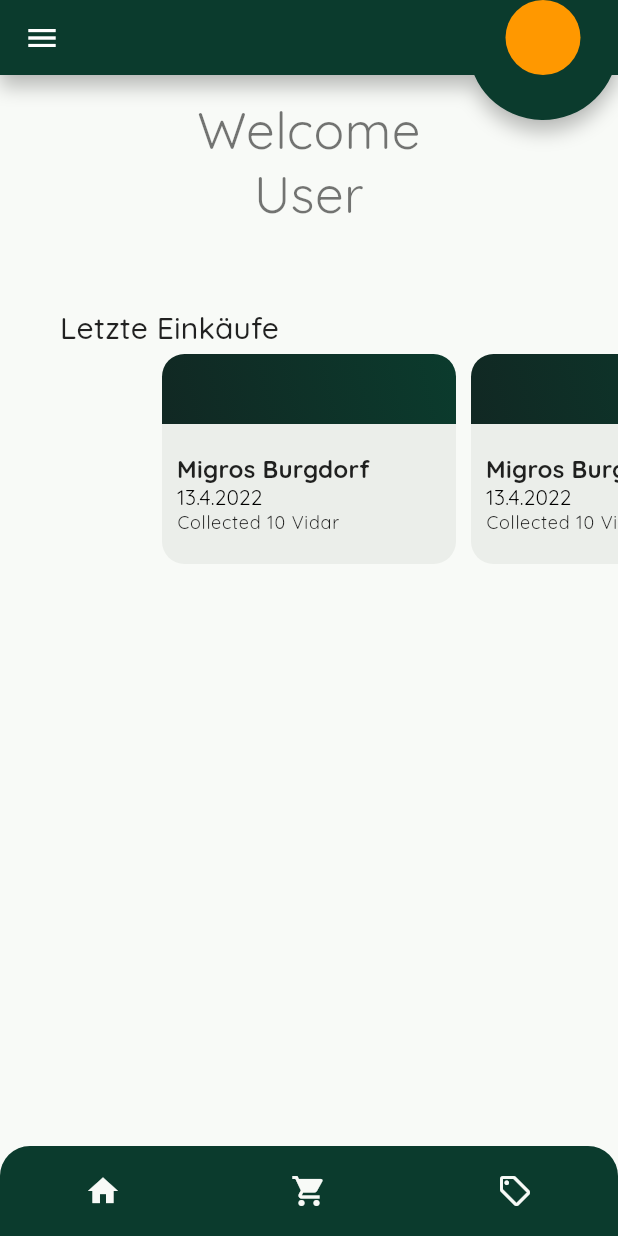
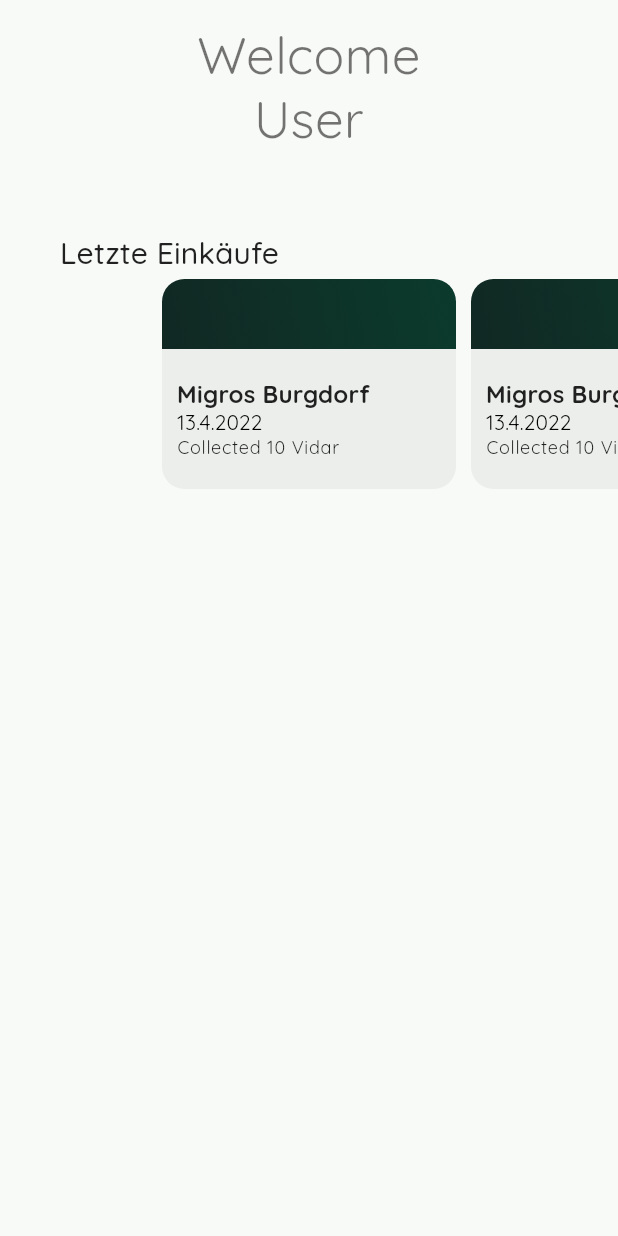
Before and after one commit to SayNode/Vidaia, a Flutter app: the HomePage widget shown alone on an empty page, opened directly, on a phone screen of 412 x 824 dp. Run offline on Flutter 3.47's test engine with Material 2 defaults, Android fonts, the phone set to English and light mode, and no system bars; drawn by our look-alikes of carousel_slider; our stand-ins replace auto_route, convert, easy_localization, flutter_login, google_fonts; missing offline and left inert: base_x, bip32, bip39, pointycastle, rlp, thor_request_dart and 1 more.

Commit message:
restructured folders and stacked pages

```diff
--- /dev/null
+++ b/vidaia/lib/pages/home/home/home_page.dart
@@ -0,0 +1,74 @@
+import 'package:flutter/material.dart';
+import 'package:carousel_slider/carousel_slider.dart';
+
+import '../redeem/widgets/redeem_crousel_item.dart';
+
+class HomePage extends StatefulWidget {
+  const HomePage({Key? key}) : super(key: key);
+
+  // This widget is the home page of your application. It is stateful, meaning
+  // that it has a State object (defined below) that contains fields that affect
+  // how it looks.
+
+  // This class is the configuration for the state. It holds the values (in this
+  // case the title) provided by the parent (in this case the App widget) and
+  // used by the build method of the State. Fields in a Widget subclass are
+  // always marked "final".
+
+  @override
+  State<HomePage> createState() => _HomePageState();
+}
+
+class _HomePageState extends State<HomePage> {
+  @override
+  Widget build(BuildContext context) {
+    return Column(
+      children: [
+        Padding(
+          padding: const EdgeInsets.all(8.0),
+          child: Container(
+            child: Center(
+              child: Text(
+                'Welcome User',
+                style: Theme.of(context).textTheme.headline4,
+                textAlign: TextAlign.center,
+              ),
+            ),
+            height: 100,
+            width: 200,
+          ),
+        ),
+        const Padding(padding: EdgeInsets.symmetric(vertical: 20)),
+        Container(
+          padding: EdgeInsets.only(left: 40),
+          child: Align(
+            alignment: Alignment.centerLeft,
+            child: Text(
+              "Letzte Einkäufe",
+              style: Theme.of(context).textTheme.headline6,
+              textAlign: TextAlign.left,
+            ),
+          ),
+        ),
+        CarouselSlider(
+          options: CarouselOptions(
+            pageSnapping: false,
+            scrollPhysics: PageScrollPhysics(),
+            height: 150,
+            viewportFraction: 0.5,
+            autoPlay: false,
+            autoPlayInterval: Duration(seconds: 2),
+            autoPlayAnimationDuration: Duration(seconds: 1),
+            enableInfiniteScroll: false,
+          ),
+          items: [
+            RedeemCarouselItem(),
+            RedeemCarouselItem(),
+            RedeemCarouselItem(),
+            RedeemCarouselItem(),
+          ],
+        ),
+      ],
+    );
+  }
+}
--- a/vidaia/lib/widgets/vidaia_carousell_item.dart
+++ b/vidaia/lib/pages/home/redeem/widgets/redeem_crousel_item.dart
@@ -1,13 +1,13 @@
 import 'package:flutter/material.dart';
 import 'package:vidaia/main.dart';
 
-class VidaiaCarouselItem extends StatelessWidget {
-  const VidaiaCarouselItem({Key? key}) : super(key: key);
+class RedeemCarouselItem extends StatelessWidget {
+  const RedeemCarouselItem({Key? key}) : super(key: key);
 
   @override
   Widget build(BuildContext context) {
     return Container(
-      margin: EdgeInsets.all(5),
+      margin: const EdgeInsets.all(5),
       decoration: BoxDecoration(
         borderRadius: BorderRadius.circular(15.0),
         color: backgroundColorDark,
@@ -18,12 +18,12 @@
           Expanded(
             child: Container(
               width: double.maxFinite,
-              decoration: BoxDecoration(
+              decoration: const BoxDecoration(
                 borderRadius: BorderRadius.only(
                   topRight: Radius.circular(15),
                   topLeft: Radius.circular(15),
                 ),
-                gradient: const LinearGradient(
+                gradient: LinearGradient(
                   begin: Alignment.topRight,
                   end: Alignment.bottomLeft,
                   colors: [
@@ -37,7 +37,7 @@
           Expanded(
             flex: 2,
             child: Container(
-              decoration: BoxDecoration(
+              decoration: const BoxDecoration(
                 borderRadius: BorderRadius.only(
                   bottomRight: Radius.circular(15),
                   bottomLeft: Radius.circular(15),
--- a/vidaia/lib/pages/home_page.dart
+++ /dev/null
@@ -1,77 +0,0 @@
-import 'package:flutter/material.dart';
-import 'package:vidaia/widgets/vidaia_scaffold.dart';
-import 'package:carousel_slider/carousel_slider.dart';
-
-import '../widgets/vidaia_carousell_item.dart';
-
-class HomePage extends StatefulWidget {
-  const HomePage({Key? key}) : super(key: key);
-
-  // This widget is the home page of your application. It is stateful, meaning
-  // that it has a State object (defined below) that contains fields that affect
-  // how it looks.
-
-  // This class is the configuration for the state. It holds the values (in this
-  // case the title) provided by the parent (in this case the App widget) and
-  // used by the build method of the State. Fields in a Widget subclass are
-  // always marked "final".
-
-  @override
-  State<HomePage> createState() => _HomePageState();
-}
-
-class _HomePageState extends State<HomePage> {
-  @override
-  Widget build(BuildContext context) {
-    return VidaiScaffold(
-      body: Column(
-        children: [
-          Padding(
-            padding: const EdgeInsets.all(8.0),
-            child: Container(
-              child: Center(
-                child: Text(
-                  'Welcome User',
-                  style: Theme.of(context).textTheme.headline4,
-                  textAlign: TextAlign.center,
-                ),
-              ),
-              height: 100,
-              width: 200,
-            ),
-          ),
-          const Padding(padding: EdgeInsets.symmetric(vertical: 20)),
-          Container(
-            padding: EdgeInsets.only(left: 40),
-            child: Align(
-              alignment: Alignment.centerLeft,
-              child: Text(
-                "Letzte Einkäufe",
-                style: Theme.of(context).textTheme.headline6,
-                textAlign: TextAlign.left,
-              ),
-            ),
-          ),
-          CarouselSlider(
-            options: CarouselOptions(
-              pageSnapping: false,
-              scrollPhysics: PageScrollPhysics(),
-              height: 150,
-              viewportFraction: 0.5,
-              autoPlay: false,
-              autoPlayInterval: Duration(seconds: 2),
-              autoPlayAnimationDuration: Duration(seconds: 1),
-              enableInfiniteScroll: false,
-            ),
-            items: [
-              VidaiaCarouselItem(),
-              VidaiaCarouselItem(),
-              VidaiaCarouselItem(),
-              VidaiaCarouselItem(),
-            ],
-          ),
-        ],
-      ),
-    );
-  }
-}
--- a/vidaia/lib/pages/settings_page.dart
+++ b/vidaia/lib/pages/settings_page.dart
@@ -1,14 +1,12 @@
 import 'package:flutter/material.dart';
-import 'package:vidaia/widgets/vidaia_scaffold.dart';
 
 class SettingsPage extends StatelessWidget {
   const SettingsPage({Key? key}) : super(key: key);
 
   @override
   Widget build(BuildContext context) {
-    return VidaiScaffold(
-        body: Column(
+    return Column(
       children: const [Text('Settings')],
-    ));
+    );
   }
 }
--- a/vidaia/lib/widgets/vidaia_navbar.dart
+++ /dev/null
@@ -1,52 +0,0 @@
-import 'package:auto_route/auto_route.dart';
-import 'package:flutter/material.dart';
-
-import '../utils/router.gr.dart';
-
-class VidaiaNavBar extends StatelessWidget {
-  const VidaiaNavBar({Key? key}) : super(key: key);
-
-  @override
-  Widget build(BuildContext context) {
-    return ClipRRect(
-      borderRadius: const BorderRadius.only(
-        topRight: Radius.circular(20),
-        topLeft: Radius.circular(20),
-      ),
-      child: BottomAppBar(
-        child: SizedBox(
-          height: 60,
-          child: Row(
-            children: <Widget>[
-              Expanded(
-                child: Center(
-                  child: IconButton(
-                    icon: const Icon(Icons.home),
-                    onPressed: () => {context.router.push(const HomeRoute())},
-                  ),
-                ),
-              ),
-              Expanded(
-                child: Center(
-                  child: IconButton(
-                    icon: const Icon(Icons.shopping_cart),
-                    onPressed: () =>
-                        {context.router.push(const BuyHistoryRoute())},
-                  ),
-                ),
-              ),
-              Expanded(
-                child: Center(
-                  child: IconButton(
-                    icon: const Icon(Icons.local_offer_outlined),
-                    onPressed: () => {context.router.push(const RedeemRoute())},
-                  ),
-                ),
-              ),
-            ],
-          ),
-        ),
-      ),
-    );
-  }
-}
--- a/vidaia/lib/widgets/vidaia_scaffold.dart
+++ /dev/null
@@ -1,126 +0,0 @@
-import 'package:flutter/material.dart';
-import 'package:vidaia/widgets/vidaia_drawer.dart';
-import 'package:vidaia/widgets/vidaia_navbar.dart';
-import 'dart:math' as math;
-
-//padding to the right of vidar in appbar
-const double offsetRight = 25;
-//change inset to move circle farther into appbar
-const double inset = 20;
-//change r to change circle size(r is radius)
-const double r = 50;
-
-class VidaiScaffold extends StatelessWidget {
-  final Widget body;
-
-  const VidaiScaffold({
-    Key? key,
-    required this.body,
-  }) : super(key: key);
-
-  @override
-  Widget build(BuildContext context) {
-    return Scaffold(
-      drawerEnableOpenDragGesture: false,
-      appBar: PreferredSize(
-        preferredSize: const Size(double.infinity, 50),
-        child: Stack(children: [
-          AppBar(
-            shape: CustomShapeBorder(),
-
-            /*
-              Container(
-                //height: 80,
-                //width: 80,
-                margin: const EdgeInsets.all(20.0),
-                decoration: const BoxDecoration(
-                    color: Colors.orange, shape: BoxShape.circle),
-                child: Column(
-                  children: const [
-                    Expanded(child: Icon(Icons.monetization_on_outlined)),
-                    Expanded(
-                      child: Padding(
-                        padding: EdgeInsets.all(8),
-                        child: Text("37,37 VID"),
-                      ),
-                    )
-                  ],
-                ),
-              ),
-            */
-          ),
-          Container(
-            width: double.infinity,
-            alignment: Alignment.bottomRight,
-            child: Padding(
-              padding: const EdgeInsets.only(right: offsetRight - 20 +(r - 80/2)/2),
-              child: Container(
-                height: 80,
-                width: 80,
-                decoration: const BoxDecoration(
-                    color: Colors.orange, shape: BoxShape.circle),
-              ),
-            ),
-          ),
-        ]),
-      ),
-      body: body,
-      drawer: const VidaiaDrawer(),
-      bottomNavigationBar: const VidaiaNavBar(),
-    );
-  }
-}
-
-/*
-class CustomShapeBorder extends ContinuousRectangleBorder {
-  @override
-  Path getOuterPath(Rect rect, {TextDirection? textDirection}) {
-    final double innerCircleRadius = 100.0;
-
-    Path path = Path();
-    path.lineTo(0, rect.height);
-    path.quadraticBezierTo(rect.width / 2 - (innerCircleRadius / 2) - 30,
-        rect.height + 15, rect.width / 2 - 75, rect.height + 50);
-    path.cubicTo(
-        rect.width / 2 - 40,
-        rect.height + innerCircleRadius - 40,
-        rect.width / 2 + 40,
-        rect.height + innerCircleRadius - 40,
-        rect.width / 2 + 75,
-        rect.height + 50);
-    path.quadraticBezierTo(rect.width / 2 + (innerCircleRadius / 2) + 30,
-        rect.height + 15, rect.width, rect.height);
-    path.lineTo(rect.width, 0.0);
-    path.close();
-
-    return path;
-  }
-}
-*/
-
-class CustomShapeBorder extends ContinuousRectangleBorder {
-  @override
-  Path getOuterPath(Rect rect, {TextDirection? textDirection}) {
-    double oHeight = rect.height - inset;
-
-    //edit this to move the circle
-    final oval = Rect.fromCenter(
-        center: Offset(rect.width - (r/2) - offsetRight, oHeight),
-        width: r * 2,
-        height: r * 2);
-
-    Path path = Path();
-    path.lineTo(0, rect.height);
-    path.relativeLineTo(rect.width, 0);
-    path.relativeLineTo(0, -rect.height);
-
-    double h = oHeight - rect.height + r;
-    var alpha = 2 * math.acos(1 - (h / r));
-
-    path.addArc(oval, (math.pi - alpha) / 2, alpha);
-
-    path.close();
-
-    return path;
-  }
-}
--- a/vidaia/pubspec.yaml
+++ b/vidaia/pubspec.yaml
@@ -54,7 +54,6 @@
     sdk: flutter
 
   build_runner: ^2.1.4
-  auto_route_generator: ^3.0.4
 
 
   # The "flutter_lints" package below contains a set of recommended lints to
```
Also changed, not shown: vidaia/lib/main.dart (+4 -5 lines), vidaia/lib/pages/home/history/buy_history_page.dart (renamed from vidaia/lib/pages/redeem_page.dart, +11 -18 lines), vidaia/lib/pages/home/home_page_loader.dart (added, +30 -0 lines), vidaia/lib/pages/home/home_page_stack.dart (added, +116 -0 lines), vidaia/lib/pages/home/redeem/redeem_page.dart (renamed from vidaia/lib/pages/buy_history_page.dart, +17 -12 lines), vidaia/lib/pages/login_page.dart (+6 -4 lines), vidaia/lib/utils/router.dart (deleted, +0 -29 lines), vidaia/lib/widgets/vidaia_drawer.dart (+3 -5 lines), vidaia/lib/utils/router.gr.dart (deleted), vidaia/pubspec.lock, 1 other file.
